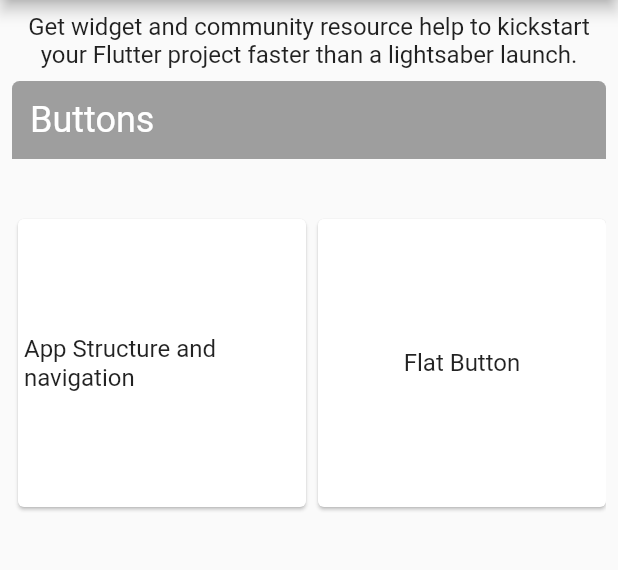
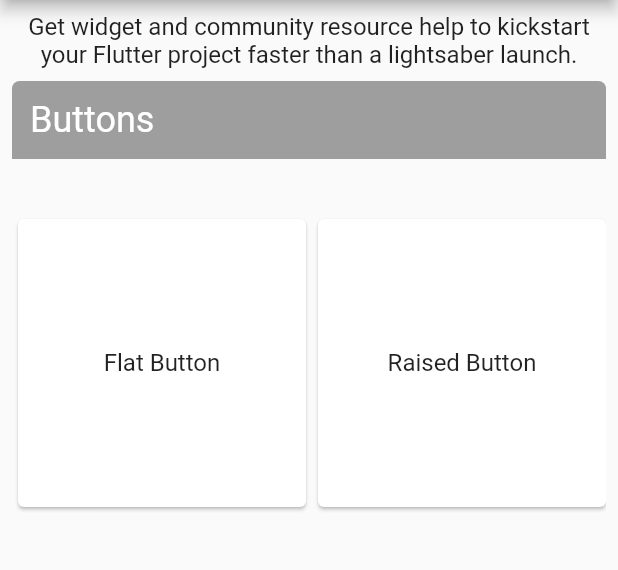
Before and after one commit to kuafucode/vader, a Flutter app: the Buttons screen opened directly, on a phone screen of 412 x 824 dp, the part 84-654 px from its top. Run offline on Flutter 3.47's test engine with Material 2 defaults, Android fonts, the phone set to English and light mode, and no system bars; missing offline and left inert: flutter_hsvcolor_picker, flutter_syntax_view.

Commit message:
rename buttons

```diff
--- a/lib/src/widgets/buttons.dart
+++ b/lib/src/widgets/buttons.dart
@@ -64,11 +64,12 @@ class Buttons extends StatelessWidget {
                       scrollDirection: Axis.horizontal,
                       children: <Widget>[
 
-                      WidgetCard(text: 'App Structure and navigation'),
-                      WidgetCard(text: 'Flat Button', nav: MaterialPageRoute(builder:(context)=> FlatbuttonWidget('a'), settings: RouteSettings(name: 'flatbutton'))),
-                      WidgetCard(text: 'Input and selections'),
-                      WidgetCard(text: 'Dialogs and panels'),
-                      WidgetCard(text: 'Information Displays'),
+                        WidgetCard(text: 'Flat Button', nav: MaterialPageRoute(builder:(context)=> FlatbuttonWidget('a'), settings: RouteSettings(name: 'flatbutton'))),
+                      WidgetCard(text: 'Raised Button'),
+                      WidgetCard(text: 'FloatingActionButton'),
+                      WidgetCard(text: 'IconButton'),
+                      WidgetCard(text: 'DropdownButton'),
+                        WidgetCard(text: 'PopupMenuButton'),
                       ],
                     ),
                   ),
```
